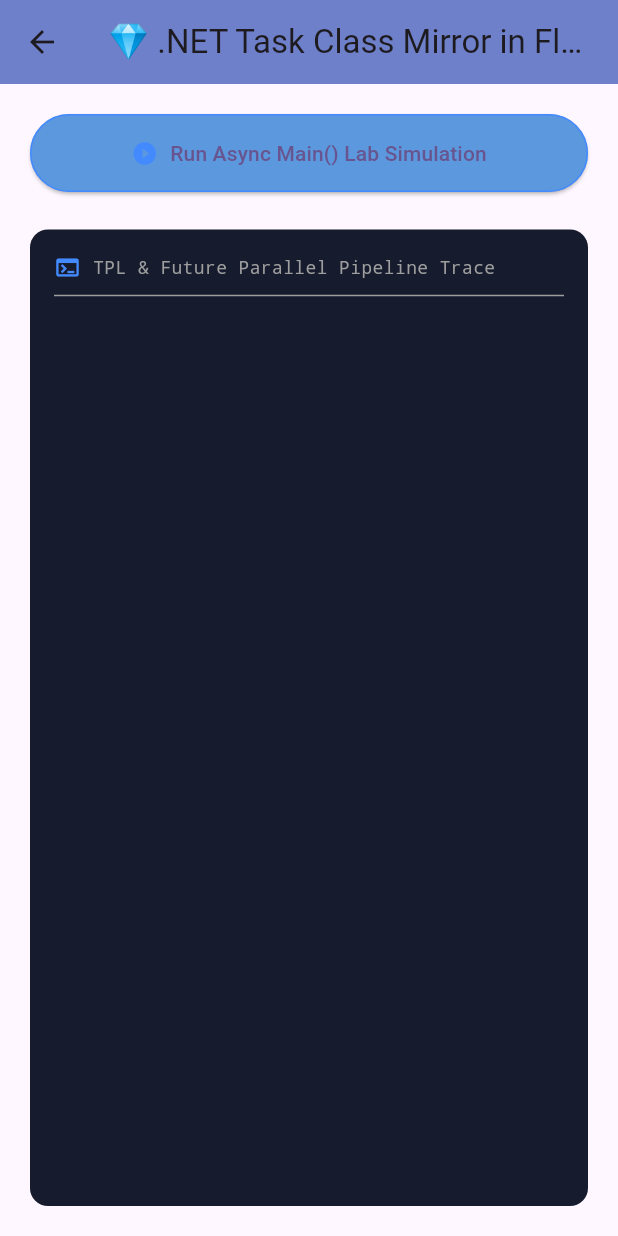
After one commit to engIbrahemQruea/Flutter-Portfolio-Lab, a Flutter app: the screen it shows after launch, after a tap on "Task Mirror Lab", on a phone screen of 412 x 824 dp. The commit adds this screen. Run offline on Flutter 3.47's test engine with Material 3 defaults, Android fonts, the phone set to English and light mode, and no system bars; missing offline and left inert: encrypt; accounts and stored records are empty.

Commit message:
add: 021_2_Task Class Example One == Future Class

```diff
--- /dev/null
+++ b/learning_resources/advanced/lib/021_intro_to_asynchronous/02_Task_class/task_mirror_screen.dart
@@ -0,0 +1,185 @@
+import 'package:flutter/material.dart';
+
+class TaskMirrorScreen extends StatefulWidget {
+  const TaskMirrorScreen({super.key});
+
+  @override
+  State<TaskMirrorScreen> createState() => _TaskMirrorScreenState();
+}
+
+class _TaskMirrorScreenState extends State<TaskMirrorScreen> {
+  final List<String> _consoleOutput = [];
+  bool _isProcessing = false;
+
+  void _printToConsole(String text) {
+    setState(() {
+      _consoleOutput.add(text);
+    });
+  }
+
+  /// 🛠️ الترجمة الهندسية الدقيقة لدالة Main() غير المتزامنة في C#
+  Future<void> _executeMainTask() async {
+    setState(() {
+      _isProcessing = true;
+      _consoleOutput.clear();
+    });
+
+    _printToConsole("🚀 [Main]: Starting async execution flow...");
+
+    // 1. إنشاء وتشغيل المهمة غير المتزامنة (تطابق سطر: Task<int> resultTask = PerformAsyncOperation();)
+    // المهمة تنطلق الآن حركياً في كواليس الـ Event Loop
+    Future<int> resultTask = _performAsyncOperation();
+
+    // 2. القيام بأعمال أخرى أثناء انتظار المهمة (تطابق سطر: Console.WriteLine("Doing some other work...");)
+    _printToConsole(
+      "💻 [Main]: Doing some other UI rendering work while task runs...",
+    );
+    _printToConsole(
+      "🎨 [Main]: Flutter can animate and respond to user inputs perfectly right now.",
+    );
+
+    // 3. انتظار النتيجة واستردادها (تطابق سطر: int result = await resultTask;)
+    // الكود يقف هنا منطقياً، والـ UI مستمر في الدوران بسلاسة
+    int result = await resultTask;
+
+    // 4. معالجة النتيجة وطباعتها
+    _printToConsole("\n📥 [Main]: Received completed value from the Future.");
+    _printToConsole(
+      "🎯 Result: $result (The Answer to Life, the Universe, and Everything)",
+    );
+
+    setState(() {
+      _isProcessing = false;
+    });
+  }
+
+  /// ⚙️ الدالة التي تحاكي الـ Task<int> (تطابق دالة: PerformAsyncOperation())
+  Future<int> _performAsyncOperation() async {
+    _printToConsole(
+      "⏳ [Task]: Simulated async background operation started...",
+    );
+
+    // محاكاة تأخير غير حاصر لمدة ثانيتين (تطابق سطر: await Task.Delay(2000);)
+    await Future.delayed(const Duration(seconds: 2));
+
+    _printToConsole("✅ [Task]: Async work complete! Returning payload...");
+    return 42; // إعادة النتيجة للـ Future
+  }
+
+  @override
+  Widget build(BuildContext context) {
+    return Scaffold(
+      appBar: AppBar(
+        title: const Text("💎 .NET Task Class Mirror in Flutter"),
+        centerTitle: true,
+        backgroundColor: const Color.fromARGB(255, 110, 128, 201),
+        elevation: 0,
+      ),
+      body: Padding(
+        padding: const EdgeInsets.all(20.0),
+        child: Column(
+          crossAxisAlignment: CrossAxisAlignment.stretch,
+          children: [
+            ElevatedButton.icon(
+              style: ElevatedButton.styleFrom(
+                backgroundColor: const Color.fromARGB(255, 91, 152, 221),
+                padding: const EdgeInsets.symmetric(vertical: 16),
+                side: const BorderSide(color: Colors.blueAccent),
+              ),
+              onPressed: _isProcessing ? null : _executeMainTask,
+              icon: const Icon(
+                Icons.play_circle_filled,
+                color: Colors.blueAccent,
+              ),
+              label: Text(
+                _isProcessing
+                    ? "Task Pipeline Executing..."
+                    : "Run Async Main() Lab Simulation",
+              ),
+            ),
+            const SizedBox(height: 25),
+
+            // 🖥️ شاشة الـ Console التوضيحية لخط سير المعالجة
+            Expanded(
+              child: Container(
+                padding: const EdgeInsets.all(16),
+                decoration: BoxDecoration(
+                  color: const Color(0xFF161B2E),
+                  borderRadius: BorderRadius.circular(12),
+                  //border: BorderSide(color: Colors.blueAccent.withOpacity(0.3)),
+                ),
+                child: Column(
+                  crossAxisAlignment: CrossAxisAlignment.start,
+                  children: [
+                    Row(
+                      mainAxisAlignment: MainAxisAlignment.spaceBetween,
+                      children: [
+                        const Row(
+                          children: [
+                            Icon(
+                              Icons.terminal,
+                              color: Colors.blueAccent,
+                              size: 18,
+                            ),
+                            SizedBox(width: 8),
+                            Text(
+                              "TPL & Future Parallel Pipeline Trace",
+                              style: TextStyle(
+                                fontFamily: 'Courier',
+                                fontSize: 12,
+                                color: Colors.grey,
+                              ),
+                            ),
+                          ],
+                        ),
+                        if (_isProcessing)
+                          const SizedBox(
+                            width: 14,
+                            height: 14,
+                            child: CircularProgressIndicator(
+                              strokeWidth: 2,
+                              color: Colors.blueAccent,
+                            ),
+                          ),
+                      ],
+                    ),
+                    const Divider(color: Colors.grey, height: 20),
+                    Expanded(
+                      child: ListView.builder(
+                        itemCount: _consoleOutput.length,
+                        itemBuilder: (context, index) {
+                          String log = _consoleOutput[index];
+                          Color txtColor = Colors.white;
+                          if (log.contains("Result"))
+                            txtColor = Colors.greenAccent;
+                          if (log.contains("[Task]"))
+                            txtColor = Colors.amberAccent;
+                          if (log.contains("[Main]"))
+                            txtColor = Colors.cyanAccent;
+
+                          return Padding(
+                            padding: const EdgeInsets.symmetric(vertical: 3.0),
+                            child: Text(
+                              log,
+                              style: TextStyle(
+                                fontFamily: 'Courier',
+                                fontSize: 13,
+                                color: txtColor,
+                                height: 1.3,
+                                fontWeight: FontWeight.bold,
+                              ),
+                            ),
+                          );
+                        },
+                      ),
+                    ),
+                  ],
+                ),
+              ),
+            ),
+          ],
+        ),
+      ),
+    );
+  }
+}
--- a/learning_resources/advanced/lib/021_intro_to_asynchronous/main_asynchronous_screen.dart
+++ b/learning_resources/advanced/lib/021_intro_to_asynchronous/main_asynchronous_screen.dart
@@ -1,4 +1,5 @@
 import 'package:advanced/021_intro_to_asynchronous/01_intro/benchmark_screen.dart';
+import 'package:advanced/021_intro_to_asynchronous/02_Task_class/task_mirror_screen.dart';
 import 'package:flutter/material.dart';
 
 class MainAsynchronousScreen extends StatelessWidget {
@@ -25,6 +26,18 @@ class MainAsynchronousScreen extends StatelessWidget {
               icon: Icon(Icons.info_outline),
               label: Text("Benchmarking Concurrency Lab"),
             ),
+            ElevatedButton.icon(
+              onPressed: () {
+                Navigator.push(
+                  context,
+                  MaterialPageRoute(
+                    builder: (context) => const TaskMirrorScreen(),
+                  ),
+                );
+              },
+              icon: Icon(Icons.info_outline),
+              label: Text("Task Mirror Lab"),
+            ),
           ],
         ),
       ),
```
